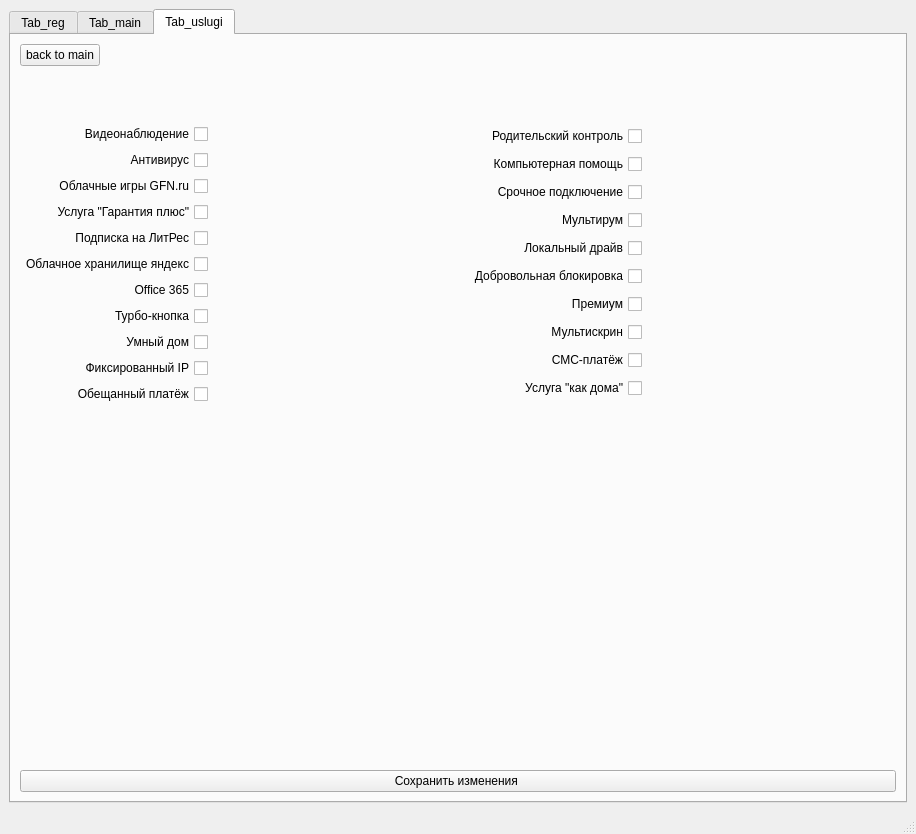
Old version of the form mainwindow.ui in the repository IG-or-LO/tool_for_provider.
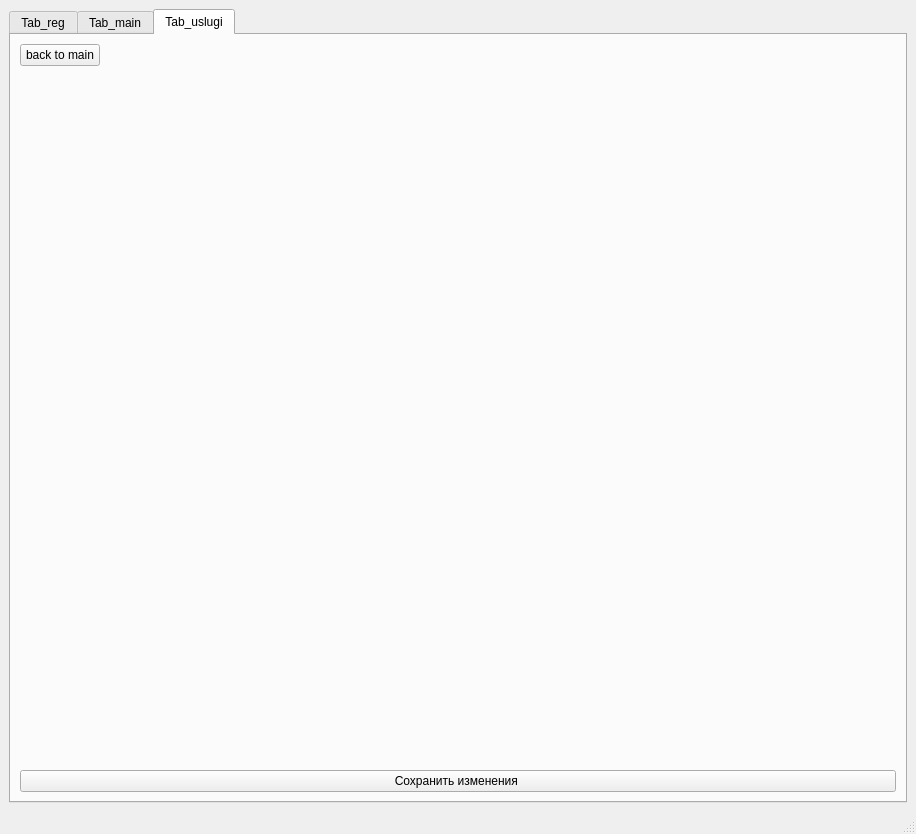
New version of the form. The open tabs and pages were chosen to show the change.

Commit message: add qdinamiccheckbox class, new functions in database, some fitures in logic

Diff of the .ui file:
```diff
--- a/mainwindow.ui
+++ b/mainwindow.ui
@@ -432,254 +432,16 @@
              </spacer>
             </item>
             <item>
-             <layout class="QHBoxLayout" name="horizontalLayout_7">
-              <item>
-               <layout class="QVBoxLayout" name="verticalLayout_7">
-                <item>
-                 <widget class="QCheckBox" name="checkBox_16">
-                  <property name="layoutDirection">
-                   <enum>Qt::RightToLeft</enum>
-                  </property>
-                  <property name="text">
-                   <string>Видеонаблюдение</string>
-                  </property>
-                 </widget>
-                </item>
-                <item>
-                 <widget class="QCheckBox" name="checkBox_17">
-                  <property name="layoutDirection">
-                   <enum>Qt::RightToLeft</enum>
-                  </property>
-                  <property name="text">
-                   <string>Антивирус</string>
-                  </property>
-                 </widget>
-                </item>
-                <item>
-                 <widget class="QCheckBox" name="checkBox_15">
-                  <property name="layoutDirection">
-                   <enum>Qt::RightToLeft</enum>
-                  </property>
-                  <property name="text">
-                   <string>Облачные игры GFN.ru</string>
-                  </property>
-                 </widget>
-                </item>
-                <item>
-                 <widget class="QCheckBox" name="checkBox_18">
-                  <property name="layoutDirection">
-                   <enum>Qt::RightToLeft</enum>
-                  </property>
-                  <property name="text">
-                   <string>Услуга &quot;Гарантия плюс&quot;</string>
-                  </property>
-                 </widget>
-                </item>
-                <item>
-                 <widget class="QCheckBox" name="checkBox">
-                  <property name="layoutDirection">
-                   <enum>Qt::RightToLeft</enum>
-                  </property>
-                  <property name="text">
-                   <string>Подписка на ЛитРес</string>
-                  </property>
-                 </widget>
-                </item>
-                <item>
-                 <widget class="QCheckBox" name="checkBox_10">
-                  <property name="layoutDirection">
-                   <enum>Qt::RightToLeft</enum>
-                  </property>
-                  <property name="text">
-                   <string>Облачное хранилище яндекс</string>
-                  </property>
-                 </widget>
-                </item>
-                <item>
-                 <widget class="QCheckBox" name="checkBox_2">
-                  <property name="layoutDirection">
-                   <enum>Qt::RightToLeft</enum>
-                  </property>
-                  <property name="text">
-                   <string>Office 365</string>
-                  </property>
-                 </widget>
-                </item>
-                <item>
-                 <widget class="QCheckBox" name="checkBox_7">
-                  <property name="layoutDirection">
-                   <enum>Qt::RightToLeft</enum>
-                  </property>
-                  <property name="text">
-                   <string>Турбо-кнопка</string>
-                  </property>
-                 </widget>
-                </item>
-                <item>
-                 <widget class="QCheckBox" name="checkBox_4">
-                  <property name="layoutDirection">
-                   <enum>Qt::RightToLeft</enum>
-                  </property>
-                  <property name="text">
-                   <string>Умный дом</string>
-                  </property>
-                 </widget>
-                </item>
-                <item>
-                 <widget class="QCheckBox" name="checkBox_12">
-                  <property name="layoutDirection">
-                   <enum>Qt::RightToLeft</enum>
-                  </property>
-                  <property name="text">
-                   <string>Фиксированный IP</string>
-                  </property>
-                 </widget>
-                </item>
-                <item>
-                 <widget class="QCheckBox" name="checkBox_3">
-                  <property name="layoutDirection">
-                   <enum>Qt::RightToLeft</enum>
-                  </property>
-                  <property name="text">
-                   <string>Обещанный платёж</string>
-                  </property>
-                 </widget>
-                </item>
-               </layout>
-              </item>
-              <item>
-               <spacer name="horizontalSpacer_17">
-                <property name="orientation">
-                 <enum>Qt::Horizontal</enum>
-                </property>
-                <property name="sizeType">
-                 <enum>QSizePolicy::Expanding</enum>
-                </property>
-                <property name="sizeHint" stdset="0">
-                 <size>
-                  <width>40</width>
-                  <height>20</height>
-                 </size>
-                </property>
-               </spacer>
-              </item>
-              <item>
-               <layout class="QVBoxLayout" name="verticalLayout_8">
-                <item>
-                 <widget class="QCheckBox" name="checkBox_14">
-                  <property name="layoutDirection">
-                   <enum>Qt::RightToLeft</enum>
-                  </property>
-                  <property name="text">
-                   <string>Родительский контроль</string>
-                  </property>
-                 </widget>
-                </item>
-                <item>
-                 <widget class="QCheckBox" name="checkBox_6">
-                  <property name="layoutDirection">
-                   <enum>Qt::RightToLeft</enum>
-                  </property>
-                  <property name="text">
-                   <string>Компьютерная помощь</string>
-                  </property>
-                 </widget>
-                </item>
-                <item>
-                 <widget class="QCheckBox" name="checkBox_11">
-                  <property name="layoutDirection">
-                   <enum>Qt::RightToLeft</enum>
-                  </property>
-                  <property name="text">
-                   <string>Срочное подключение</string>
-                  </property>
-                 </widget>
-                </item>
-                <item>
-                 <widget class="QCheckBox" name="checkBox_5">
-                  <property name="layoutDirection">
-                   <enum>Qt::RightToLeft</enum>
-                  </property>
-                  <property name="text">
-                   <string>Мультирум</string>
-                  </property>
-                 </widget>
-                </item>
-                <item>
-                 <widget class="QCheckBox" name="checkBox_13">
-                  <property name="layoutDirection">
-                   <enum>Qt::RightToLeft</enum>
-                  </property>
-                  <property name="text">
-                   <string>Локальный драйв</string>
-                  </property>
-                 </widget>
-                </item>
-                <item>
-                 <widget class="QCheckBox" name="checkBox_8">
-                  <property name="layoutDirection">
-                   <enum>Qt::RightToLeft</enum>
-                  </property>
-                  <property name="text">
-                   <string>Добровольная блокировка</string>
-                  </property>
-                 </widget>
-                </item>
-                <item>
-                 <widget class="QCheckBox" name="checkBox_19">
-                  <property name="layoutDirection">
-                   <enum>Qt::RightToLeft</enum>
-                  </property>
-                  <property name="text">
-                   <string>Премиум</string>
-                  </property>
-                 </widget>
-                </item>
-                <item>
-                 <widget class="QCheckBox" name="checkBox_9">
-                  <property name="layoutDirection">
-                   <enum>Qt::RightToLeft</enum>
-                  </property>
-                  <property name="text">
-                   <string>Мультискрин</string>
-                  </property>
-                 </widget>
-                </item>
-                <item>
-                 <widget class="QCheckBox" name="checkBox_20">
-                  <property name="layoutDirection">
-                   <enum>Qt::RightToLeft</enum>
-                  </property>
-                  <property name="text">
-                   <string>СМС-платёж</string>
-                  </property>
-                 </widget>
-                </item>
-                <item>
-                 <widget class="QCheckBox" name="checkBox_21">
-                  <property name="layoutDirection">
-                   <enum>Qt::RightToLeft</enum>
-                  </property>
-                  <property name="text">
-                   <string>Услуга &quot;как дома&quot;</string>
-                  </property>
-                 </widget>
-                </item>
-               </layout>
-              </item>
-              <item>
-               <spacer name="horizontalSpacer_18">
-                <property name="orientation">
-                 <enum>Qt::Horizontal</enum>
-                </property>
-                <property name="sizeHint" stdset="0">
-                 <size>
-                  <width>40</width>
-                  <height>20</height>
-                 </size>
-                </property>
-               </spacer>
-              </item>
+             <layout class="QVBoxLayout" name="verticalLayout_3">
+              <property name="topMargin">
+               <number>20</number>
+              </property>
+              <property name="rightMargin">
+               <number>0</number>
+              </property>
+              <property name="bottomMargin">
+               <number>20</number>
+              </property>
              </layout>
             </item>
            </layout>
```
Left out of the diff: 11 changed lines with no effect on the pictures. The commit also changes 7 other files.
